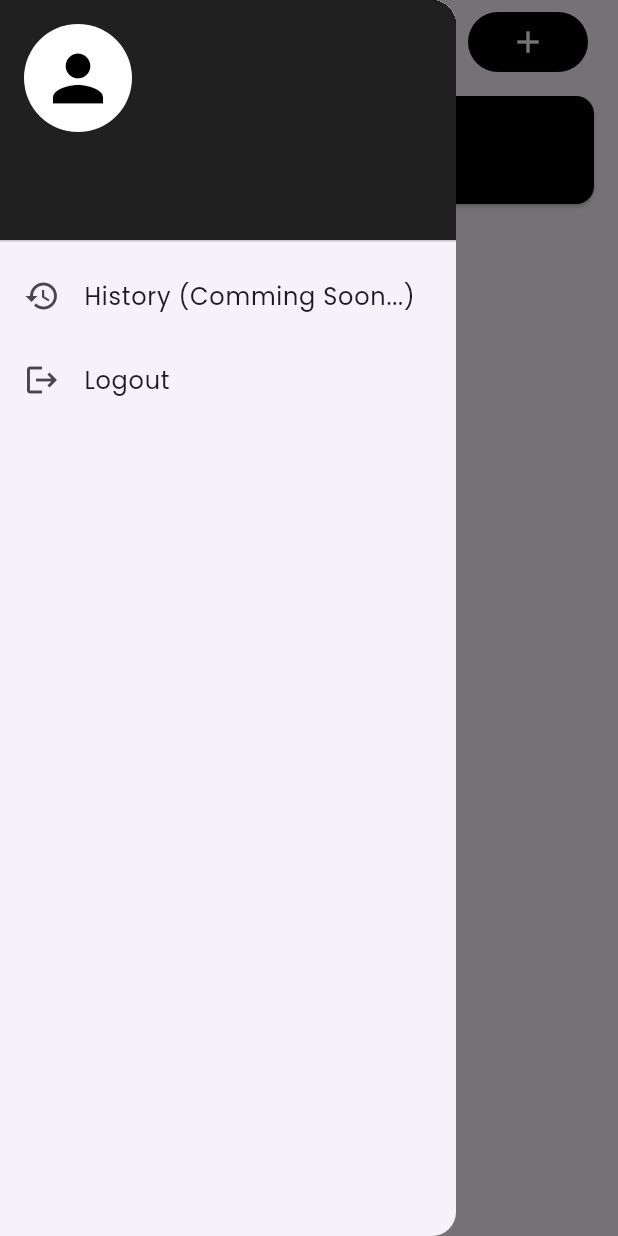
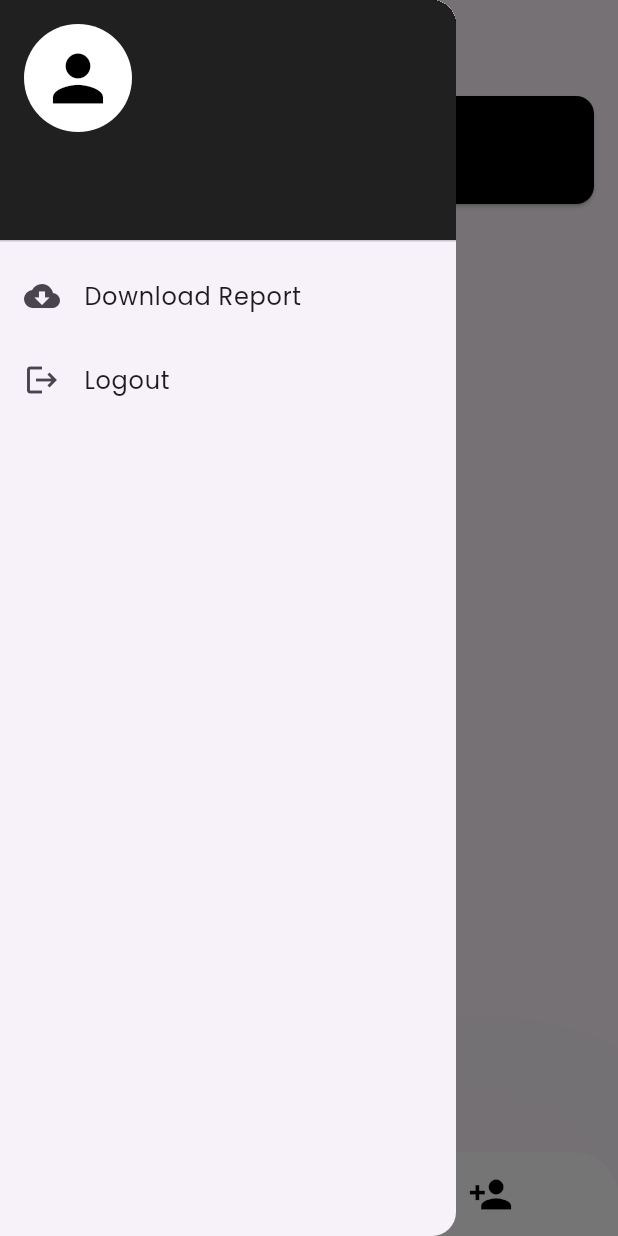
Before and after one commit to vatturisrinivas/milkman, a Flutter app: the ownerHomeScreen screen opened directly, with the side drawer open, on a phone screen of 412 x 824 dp. Run offline on Flutter 3.47's test engine with Material 3 defaults, Android fonts, the phone set to English and light mode, and no system bars; drawn by our look-alikes of animated_bottom_navigation_bar; our stand-ins replace cloud_firestore, firebase_auth, firebase_core, open_filex, pdf, qr_flutter and 1 more; missing offline and left inert: qr_code_scanner; accounts and stored records are empty.

Commit message:
daily report and QR code feature

```diff
--- a/lib/screens/dashboardScreens/ownerHomeScreen.dart
+++ b/lib/screens/dashboardScreens/ownerHomeScreen.dart
@@ -1,8 +1,11 @@
+import 'package:animated_bottom_navigation_bar/animated_bottom_navigation_bar.dart';
 import 'package:cloud_firestore/cloud_firestore.dart';
 import 'package:flutter/material.dart';
 import 'package:milkman/screens/eachSellerDetails/eachSellerDetails.dart';
 import 'package:milkman/screens/signUpAndLoginScreens/ownerandsellerloginpage.dart';
 import 'package:milkman/screens/signUpAndLoginScreens/sellerSignUpScreen.dart';
+import 'package:milkman/widgets/QRManager.dart';
+import 'package:milkman/widgets/dailyReport.dart';
 import 'package:milkman/widgets/getSellers.dart';
 import 'package:milkman/widgets/sellerSignUpWidget.dart';
 import 'package:milkman/widgets/userManager.dart';
@@ -18,6 +21,34 @@ class _ownerHomeScreenState extends State<ownerHomeScreen> {
 
   String ownerName = "Loading...";
   String ownerPhone = "Loading...";
+
+  final iconList = <IconData>[
+    Icons.cloud_download_rounded,        // Download Report
+    Icons.person_add,      // Add Seller
+  ];
+
+  void _onIconTap(int index) async {
+    switch (index) {
+
+      case 0:
+      // Download Report
+        MilkReportService reportService = MilkReportService();
+        await reportService.showDatePickerAndGenerateReport(context);
+        break;
+
+      case 1:
+      // Add Seller Dialog
+        showDialog(
+          context: context,
+          builder: (context) => createSellerDialog(),
+        ).then((_) {
+          setState(() {}); // Refresh after seller added
+        });
+        break;
+    }
+  }
+
+
 
   @override
   void initState() {
@@ -38,37 +69,18 @@ class _ownerHomeScreenState extends State<ownerHomeScreen> {
   @override
   Widget build(BuildContext context) {
     return Scaffold(
+      resizeToAvoidBottomInset: false,
+
       appBar: AppBar(
           title: const Text("Your Sellers",style: TextStyle(fontWeight: FontWeight.bold),),
-        actions: [
-          Padding(
-            padding: const EdgeInsets.only(right: 20),
-            child: IconButton(
-              style: IconButton.styleFrom(
-                backgroundColor: Colors.black,
-                foregroundColor: Colors.white,
-                minimumSize: Size(80, 40)
-              ),
-                onPressed: (){
-                  showDialog(
-                      context: context,
-                      builder: (context)=>createSellerDialog()
-                  ).then((_){
-                    setState(() {});
-                  });
-                },
-                icon: Icon(Icons.add)
-            ),
-          ),
-        ],
       ),
       drawer: Drawer(
         child: ListView(
           padding: EdgeInsets.zero,
           children: [
             UserAccountsDrawerHeader(
-              accountName: Text(ownerName),  // Replace with actual data
-              accountEmail: Text(ownerPhone), // Replace with actual email
+              accountName: Text(ownerName),
+              accountEmail: Text(ownerPhone),
               currentAccountPicture: CircleAvatar(
                 backgroundColor: Colors.white,
                 child: Icon(Icons.person, size: 50, color: Colors.black),
@@ -78,10 +90,11 @@ class _ownerHomeScreenState extends State<ownerHomeScreen> {
               ),
             ),
             ListTile(
-              leading: Icon(Icons.history),
-              title: Text("History (Comming Soon...)"),
-              onTap: () {
-                // Navigate to Milk Sales History Screen
+              leading: Icon(Icons.cloud_download),
+              title: Text("Download Report"),
+              onTap: () async {
+                MilkReportService reportService = MilkReportService();
+                await reportService.showDatePickerAndGenerateReport(context);
               },
             ),
             ListTile(
@@ -131,6 +144,50 @@ class _ownerHomeScreenState extends State<ownerHomeScreen> {
           );
         },
       ),
+      floatingActionButton: SizedBox(
+        height: 80,
+        width: 80,
+        child: FloatingActionButton(
+          backgroundColor: Colors.white,
+          elevation: 20,
+          shape: CircleBorder(),
+          child: Icon(Icons.qr_code_scanner, color: Colors.black,size: 50,),
+          onPressed: () {
+            Navigator.push(
+              context,
+              MaterialPageRoute(
+                builder: (context) => QrManager.getQrScannerScreen(context),
+              ),
+            );
+          },
+        ),
+      ),
+      floatingActionButtonLocation: FloatingActionButtonLocation.centerDocked,
+
+
+      bottomNavigationBar: AnimatedBottomNavigationBar(
+        icons: iconList,// [Icons.download, Icons.person_add]
+        elevation: 80,
+        iconSize: 30,
+        leftCornerRadius: 30,
+        shadow: BoxShadow(
+          offset: Offset(0, 1),
+          blurRadius: 12,
+          spreadRadius: 0.5,
+          color: Colors.grey,
+        ),
+        rightCornerRadius: 30,
+        activeIndex: -1,
+        gapLocation: GapLocation.center,
+        notchSmoothness: NotchSmoothness.softEdge,
+        onTap: _onIconTap,
+        backgroundColor: Colors.white,
+        activeColor: Colors.black,
+        inactiveColor: Colors.black,
+      ),
+
+
+
     );
   }
 }
```
Also changed, not shown: lib/milkmenHomeScreen.dart (+55 -55 lines), lib/screens/dashboardScreens/sellerHomeScreen.dart (+53 -11 lines), lib/screens/signUpAndLoginScreens/sellerSignUpScreen.dart (+4 -4 lines), lib/widgets/QRManager.dart (added, +92 -0 lines), lib/widgets/addingAndFetchingSellersData.dart (+10 -1 lines), lib/widgets/dailyReport.dart (added, +144 -0 lines), pubspec.yaml (+13 -0 lines), pubspec.lock, 3 other files.
